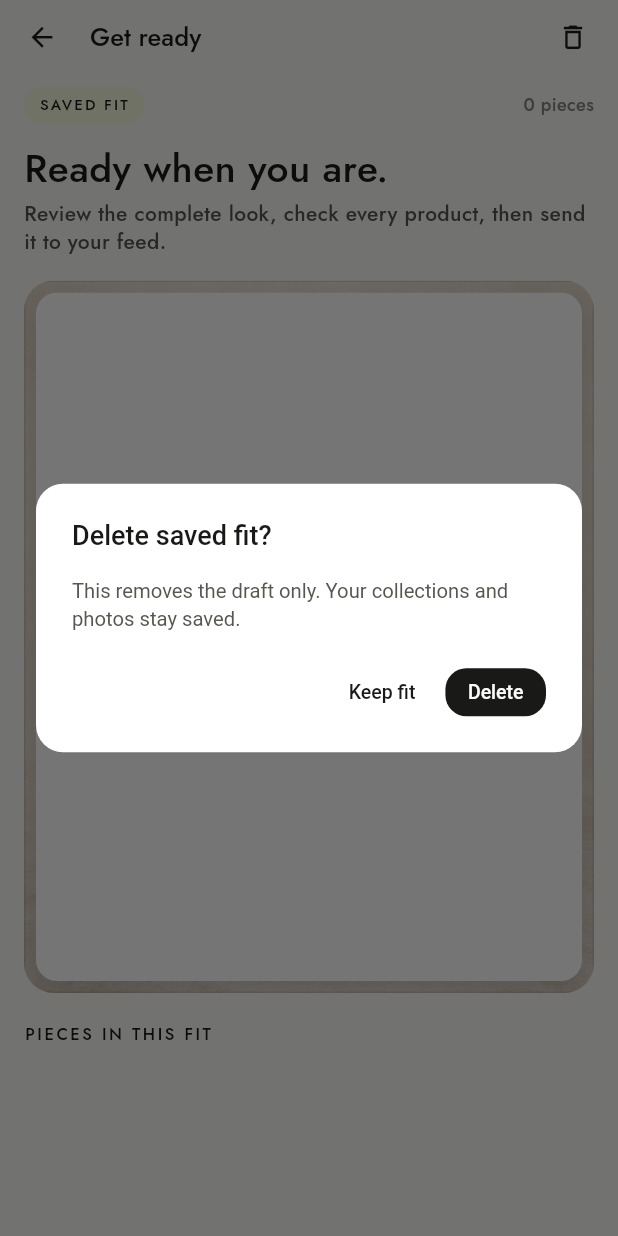
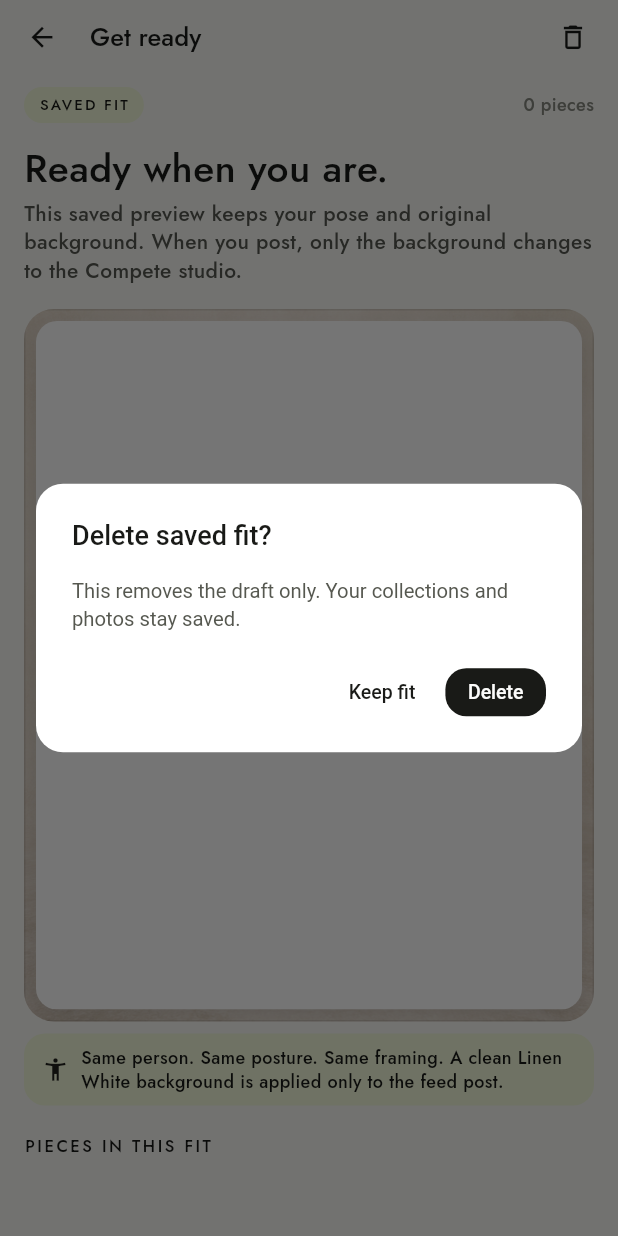
Before and after one commit to Aniket2812/fitcheck, a Flutter app: the GetReadyScreen screen opened directly with empty values, after a tap on the "delete outline" icon, on a phone screen of 412 x 824 dp. Run offline on Flutter 3.47's test engine with Material 3 defaults, Android fonts, the phone set to English and light mode, and no system bars; our stand-ins replace image_picker, shared_preferences; accounts and stored records are empty; network calls fail.

Commit message:
feat: clarify preview and publish image states

```diff
--- a/lib/models/saved_fit.dart
+++ b/lib/models/saved_fit.dart
@@ -9,6 +9,8 @@ class SavedFit {
     required this.createdAt,
     required this.updatedAt,
     this.modelPhotoId,
+    this.backgroundStyle = 'original',
+    this.posePreserved = true,
   });
 
   factory SavedFit.fromJson(Map<String, dynamic> json) => SavedFit(
@@ -20,6 +22,8 @@ class SavedFit {
         .map((item) => PostGarment.fromJson(Map<String, dynamic>.from(item)))
         .toList(),
     modelPhotoId: json['modelPhotoId']?.toString(),
+    backgroundStyle: json['backgroundStyle']?.toString() ?? 'original',
+    posePreserved: json['posePreserved'] != false,
     createdAt:
         DateTime.tryParse(json['createdAt']?.toString() ?? '') ??
         DateTime.now(),
@@ -33,6 +37,8 @@ class SavedFit {
   final String imageUrl;
   final List<PostGarment> garments;
   final String? modelPhotoId;
+  final String backgroundStyle;
+  final bool posePreserved;
   final DateTime createdAt;
   final DateTime updatedAt;
 }
--- a/lib/models/social_post.dart
+++ b/lib/models/social_post.dart
@@ -129,6 +129,8 @@ class SocialPost {
     required this.likedByMe,
     required this.comments,
     required this.createdAt,
+    this.backgroundStyle = 'compete:studio',
+    this.posePreserved = true,
   });
 
   final String id;
@@ -140,6 +142,8 @@ class SocialPost {
   final bool likedByMe;
   final List<PostComment> comments;
   final DateTime createdAt;
+  final String backgroundStyle;
+  final bool posePreserved;
 
   factory SocialPost.fromJson(Map<String, dynamic> json) => SocialPost(
     id: json['id']?.toString() ?? '',
@@ -154,6 +158,8 @@ class SocialPost {
     ),
     likeCount: (json['likeCount'] as num?)?.toInt() ?? 0,
     likedByMe: json['likedByMe'] == true,
+    backgroundStyle: json['backgroundStyle']?.toString() ?? 'compete:studio',
+    posePreserved: json['posePreserved'] != false,
     comments: (json['comments'] as List? ?? const [])
         .whereType<Map>()
         .map((item) => PostComment.fromJson(Map<String, dynamic>.from(item)))
--- a/lib/screens/get_ready_screen.dart
+++ b/lib/screens/get_ready_screen.dart
@@ -163,7 +163,7 @@ class _GetReadyScreenState extends State<GetReadyScreen> {
             ),
             const SizedBox(height: AppSpacing.x1),
             const Text(
-              'Review the complete look, check every product, then send it to your feed.',
+              'This saved preview keeps your pose and original background. When you post, only the background changes to the Compete studio.',
               style: TextStyle(
                 color: AppColors.textSecondary,
                 fontSize: 14,
@@ -182,6 +182,30 @@ class _GetReadyScreenState extends State<GetReadyScreen> {
                 semanticLabel: 'Saved outfit preview',
                 cacheWidth: 1200,
                 fit: BoxFit.cover,
+              ),
+            ),
+            const SizedBox(height: AppSpacing.x2),
+            Container(
+              key: const Key('get-ready-background-note'),
+              padding: const EdgeInsets.symmetric(
+                horizontal: AppSpacing.x3,
+                vertical: AppSpacing.x2,
+              ),
+              decoration: BoxDecoration(
+                color: AppColors.freshSoft,
+                borderRadius: BorderRadius.circular(AppRadii.medium),
+              ),
+              child: const Row(
+                children: [
+                  Icon(Icons.accessibility_new_outlined, size: 18),
+                  SizedBox(width: AppSpacing.x2),
+                  Expanded(
+                    child: Text(
+                      'Same person. Same posture. Same framing. A clean Linen White background is applied only to the feed post.',
+                      style: TextStyle(fontSize: 12, height: 1.35),
+                    ),
+                  ),
+                ],
               ),
             ),
             const SizedBox(height: AppSpacing.x5),
@@ -283,7 +307,11 @@ class _GetReadyScreenState extends State<GetReadyScreen> {
                         child: CircularProgressIndicator(strokeWidth: 2),
                       )
                     : const Icon(Icons.arrow_upward_rounded),
-                label: Text(_publishing ? 'Posting fit…' : 'Post this fit'),
+                label: Text(
+                  _publishing
+                      ? 'Preparing studio post…'
+                      : 'Post with studio background',
+                ),
               ),
             ),
           ],
--- a/lib/services/saved_fit_service.dart
+++ b/lib/services/saved_fit_service.dart
@@ -66,7 +66,7 @@ abstract final class SavedFitService {
           headers: {...await _headers(), 'content-type': 'application/json'},
           body: jsonEncode({'caption': caption}),
         )
-        .timeout(const Duration(seconds: 30));
+        .timeout(const Duration(seconds: 300));
     final data = _json(response);
     _ensureSuccess(response, data);
     return SocialService.postFromJson(
--- a/lib/services/social_service.dart
+++ b/lib/services/social_service.dart
@@ -110,7 +110,7 @@ abstract final class SocialService {
               'garments': garments.map(_garmentPayload).toList(),
             }),
           )
-          .timeout(const Duration(seconds: 30));
+          .timeout(const Duration(seconds: 300));
       final data = _json(response);
       _ensureSuccess(response, data);
       return postFromJson(Map<String, dynamic>.from(data['post'] as Map));
```
Also changed, not shown: lib/screens/create_post_screen.dart (+35 -1 lines), 1 other file.
